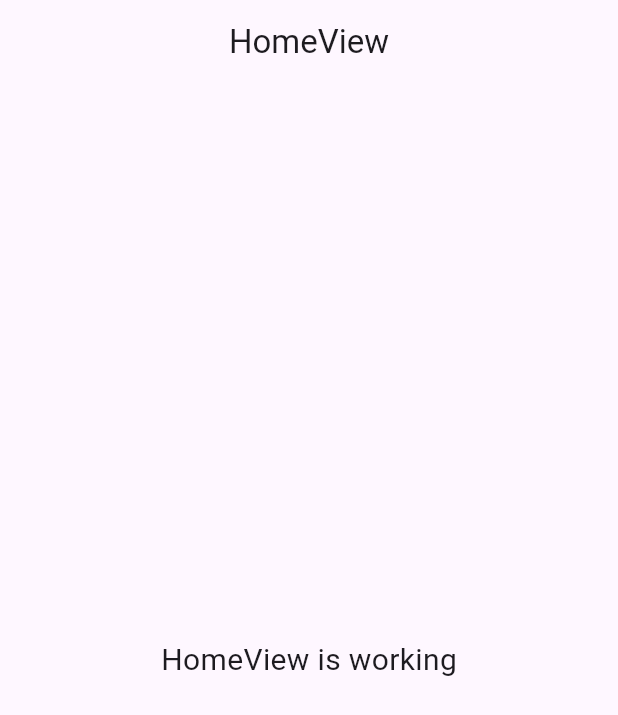
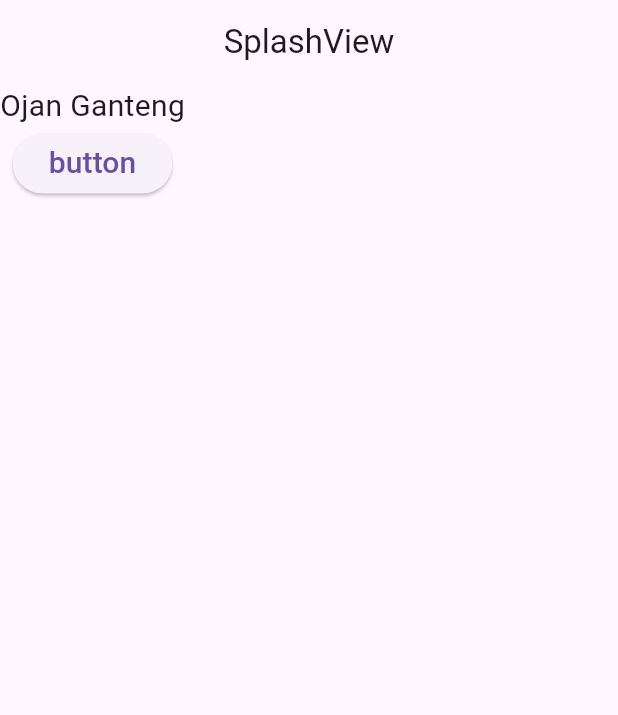
Before and after one commit to alliffianis/flutter_1, a Flutter app: the screen it shows after launch, on a phone screen of 412 x 824 dp. Shown: the top 715 px of the screen. Run offline on Flutter 3.47's test engine with Material 3 defaults, Android fonts, the light colour scheme and no system bars; our stand-ins replace get.

Commit message:
feat: splash, tombol splash, tombol login

```diff
--- /dev/null
+++ b/lib/app/modules/splash/views/splash_view.dart
@@ -0,0 +1,36 @@
+import 'package:belajar_1/app/routes/app_pages.dart';
+import 'package:flutter/material.dart';
+
+import 'package:get/get.dart';
+
+import '../controllers/splash_controller.dart';
+
+class SplashView extends GetView<SplashController> {
+  const SplashView({Key? key}) : super(key: key);
+  @override
+  Widget build(BuildContext context) {
+    return Scaffold(
+      appBar: AppBar(
+        title: const Text('SplashView'),
+        centerTitle: true,
+      ),
+      body: Column(
+        children: [
+          Text(
+            'Ojan Ganteng',
+            style: TextStyle(fontSize: 20),
+
+          ),
+          ElevatedButton(onPressed: () {
+            print("Huhaaaa");
+            Get.toNamed(Routes.LOGIN);
+          }, child:Text(
+            'button',
+            style: TextStyle(fontSize: 20),
+
+          ),)
+        ],
+      ),
+    );
+  }
+}
--- a/lib/app/routes/app_routes.dart
+++ b/lib/app/routes/app_routes.dart
@@ -5,10 +5,12 @@ abstract class Routes {
   Routes._();
   static const HOME = _Paths.HOME;
   static const LOGIN = _Paths.LOGIN;
+  static const SPLASH = _Paths.SPLASH;
 }
 
 abstract class _Paths {
   _Paths._();
   static const HOME = '/home';
   static const LOGIN = '/login';
+  static const SPLASH = '/splash';
 }
```
Also changed, not shown: lib/app/modules/login/views/login_view.dart (+5 -5 lines), lib/app/modules/splash/bindings/splash_binding.dart (added, +12 -0 lines), lib/app/modules/splash/controllers/splash_controller.dart (added, +23 -0 lines), lib/app/routes/app_pages.dart (+8 -1 lines).
